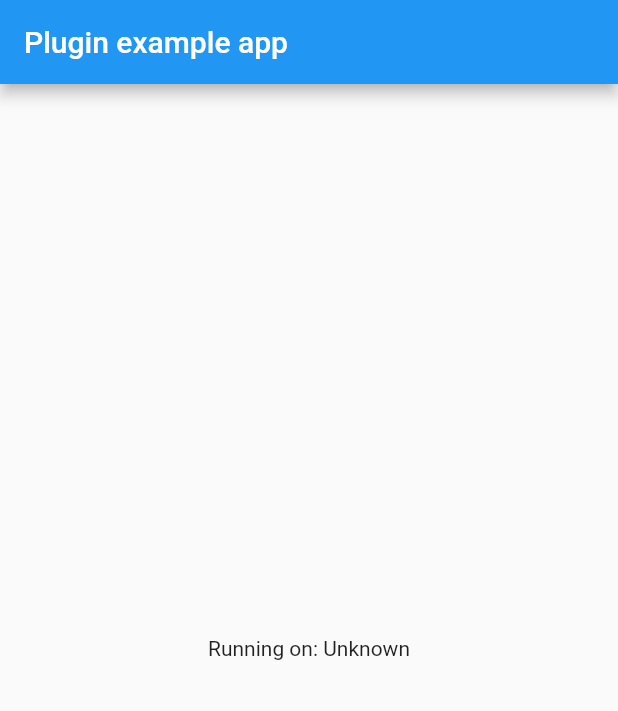
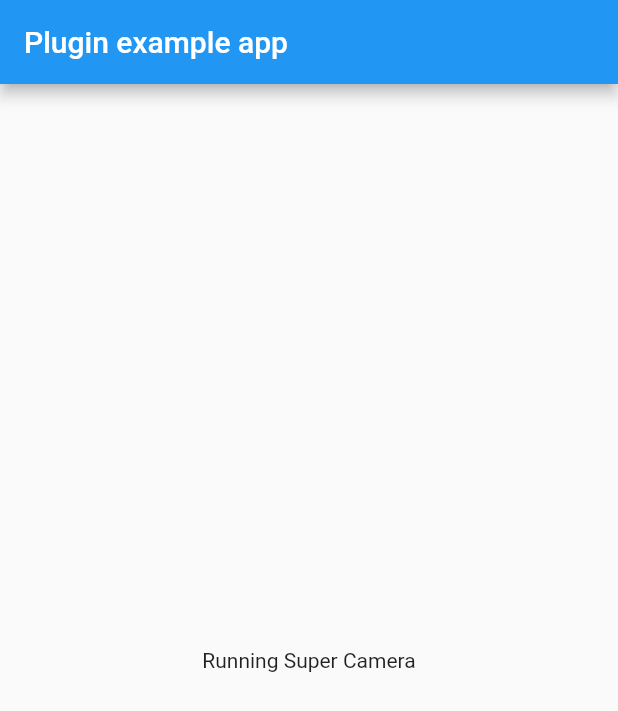
Before and after one commit to bparrishMines/super_camera_plugins, a Flutter app: the screen it shows after launch, on a phone screen of 412 x 824 dp. Shown: the top 711 px of the screen. Run offline on Flutter 3.47's test engine with Material 2 defaults, Android fonts, the phone set to English and light mode, and no system bars.

Commit message:
Setup super_camera library

```diff
--- a/super_camera/example/lib/main.dart
+++ b/super_camera/example/lib/main.dart
@@ -1,8 +1,4 @@
 import 'package:flutter/material.dart';
-import 'dart:async';
-
-import 'package:flutter/services.dart';
-import 'package:super_camera/super_camera.dart';
 
 void main() => runApp(MyApp());
 
@@ -12,32 +8,9 @@ class MyApp extends StatefulWidget {
 }
 
 class _MyAppState extends State<MyApp> {
-  String _platformVersion = 'Unknown';
-
   @override
   void initState() {
     super.initState();
-    initPlatformState();
-  }
-
-  // Platform messages are asynchronous, so we initialize in an async method.
-  Future<void> initPlatformState() async {
-    String platformVersion;
-    // Platform messages may fail, so we use a try/catch PlatformException.
-    try {
-      platformVersion = await SuperCamera.platformVersion;
-    } on PlatformException {
-      platformVersion = 'Failed to get platform version.';
-    }
-
-    // If the widget was removed from the tree while the asynchronous platform
-    // message was in flight, we want to discard the reply rather than calling
-    // setState to update our non-existent appearance.
-    if (!mounted) return;
-
-    setState(() {
-      _platformVersion = platformVersion;
-    });
   }
 
   @override
@@ -48,7 +21,7 @@ class _MyAppState extends State<MyApp> {
           title: const Text('Plugin example app'),
         ),
         body: Center(
-          child: Text('Running on: $_platformVersion\n'),
+          child: Text('Running Super Camera'),
         ),
       ),
     );
--- /dev/null
+++ b/super_camera/lib/src/camera.dart
@@ -0,0 +1,11 @@
+part of super_camera;
+
+class Camera {
+  Camera._();
+
+  @visibleForTesting
+  static const MethodChannel channel = MethodChannel(
+      'bmparr.plugins/super_camera');
+
+  static Future<List<CameraDevice>> availableCameras();
+}
--- a/super_camera/lib/super_camera.dart
+++ b/super_camera/lib/super_camera.dart
@@ -1,13 +1,6 @@
-import 'dart:async';
+library super_camera;
 
 import 'package:flutter/services.dart';
+import 'package:meta/meta.dart';
 
-class SuperCamera {
-  static const MethodChannel _channel =
-      const MethodChannel('super_camera');
-
-  static Future<String> get platformVersion async {
-    final String version = await _channel.invokeMethod('getPlatformVersion');
-    return version;
-  }
-}
+part 'src/camera.dart';
```
